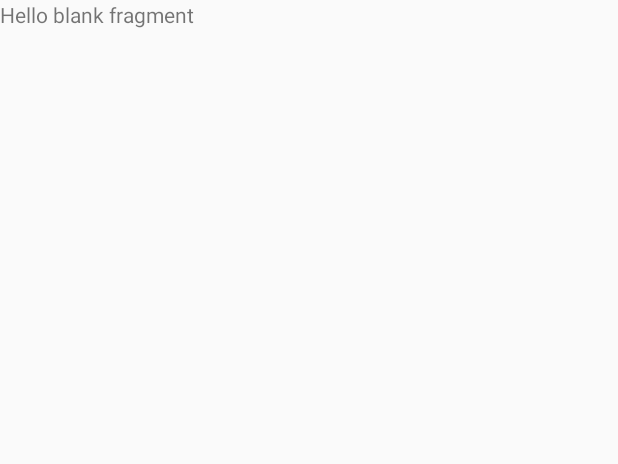
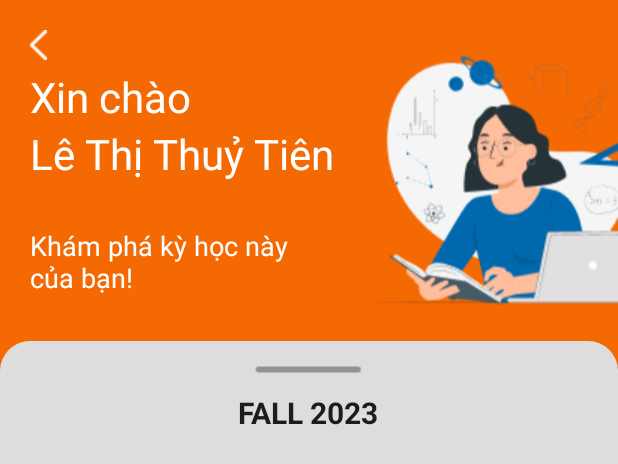
Before and after one commit to luvantrong/Fpoly, an Android app: the layout fragment_study.xml on its own in the app's theme, with its tools: preview values and no code run, on a phone screen of 412 x 824 dp. Shown: the top 464 px of the screen. Run offline under Robolectric (Android 15) with nearby library versions, the phone set to English and light mode, and no system bars.

Commit message:
Screen Study _v1

```diff
--- /dev/null
+++ b/app/src/main/res/drawable/background_study.xml
@@ -0,0 +1,20 @@
+<?xml version="1.0" encoding="utf-8"?>
+<layer-list xmlns:android="http://schemas.android.com/apk/res/android" >
+    <item>
+        <shape
+            android:shape="rectangle">
+<!--            <stroke android:width="1dp" android:color="#FF000000" />-->
+            <solid android:color="#FFDDDDDD" />
+            <corners android:topLeftRadius="20dp" android:topRightRadius="20dp"/>
+        </shape>
+    </item>
+
+<!--    <item android:top="1dp" android:bottom="1dp">-->
+<!--        <shape-->
+<!--            android:shape="rectangle">-->
+<!--            <stroke android:width="1dp" android:color="#FFDDDDDD" />-->
+<!--            <solid android:color="#00000000" />-->
+<!--        </shape>-->
+<!--    </item>-->
+
+</layer-list>
--- a/app/src/main/res/layout/fragment_study.xml
+++ b/app/src/main/res/layout/fragment_study.xml
@@ -5,10 +5,100 @@
     android:layout_height="match_parent"
     tools:context=".fragments.StudyFragment">
 
-    <!-- TODO: Update blank fragment layout -->
-    <TextView
+    <RelativeLayout
         android:layout_width="match_parent"
         android:layout_height="match_parent"
-        android:text="@string/hello_blank_fragment" />
+        android:background="@color/primary">
+
+        <ImageView
+            android:id="@+id/imgBack"
+            android:layout_width="wrap_content"
+            android:layout_height="wrap_content"
+            android:src="@drawable/icon_back_study"
+            android:layout_alignParentTop="true"
+            android:layout_marginStart="20dp"
+            android:layout_marginTop="20dp"/>
+
+        <ImageView
+            android:id="@+id/imgBackground"
+            android:layout_width="wrap_content"
+            android:layout_height="230dp"
+            android:src="@drawable/img_study_screen"
+            android:layout_alignParentRight="true"/>
+
+        <LinearLayout
+            android:id="@+id/lnInformation"
+            android:layout_width="wrap_content"
+            android:layout_height="wrap_content"
+            android:orientation="vertical"
+            android:layout_below="@+id/imgBack"
+            android:layout_marginStart="20dp"
+            android:layout_marginTop="5dp">
+
+            <TextView
+                android:id="@+id/txtHello"
+                android:layout_width="wrap_content"
+                android:layout_height="wrap_content"
+                android:text="Xin chào"
+                android:layout_below="@+id/imgBack"
+                android:textSize="28sp"
+                android:textColor="#FFFFFF"/>
+
+            <TextView
+                android:id="@+id/txtName"
+                android:layout_width="wrap_content"
+                android:layout_height="wrap_content"
+                android:text="Lê Thị Thuỷ Tiên"
+                android:layout_below="@+id/imgBack"
+                android:textSize="28sp"
+                android:textColor="#FFFFFF"/>
+
+            <TextView
+                android:id="@+id/txtContent"
+                android:layout_width="200dp"
+                android:layout_height="wrap_content"
+                android:text="Khám phá kỳ học này của bạn!"
+                android:layout_below="@+id/imgBack"
+                android:textSize="18sp"
+                android:layout_marginTop="30dp"
+                android:textColor="#FFFFFF"/>
+
+        </LinearLayout>
+
+        <RelativeLayout
+            android:id="@+id/rlContent"
+            android:layout_width="match_parent"
+            android:layout_height="match_parent"
+            android:layout_below="@+id/lnInformation"
+            android:layout_marginTop="30dp"
+            android:background="@drawable/background_study">
+
+            <ImageView
+                android:id="@+id/imgLine"
+                android:layout_width="wrap_content"
+                android:layout_height="wrap_content"
+                android:src="@drawable/line_home"
+                android:layout_centerHorizontal="true"/>
+
+            <TextView
+                android:id="@+id/txtSemester"
+                android:layout_width="wrap_content"
+                android:layout_height="wrap_content"
+                android:text="Fall 2023"
+                android:textColor="@color/text_bottom_tab"
+                android:textAllCaps="true"
+                android:layout_below="@+id/imgLine"
+                android:layout_centerHorizontal="true"
+                android:textStyle="bold"
+                android:textSize="20sp"/>
+
+
+
+        </RelativeLayout>
+
+
+
+
+    </RelativeLayout>
 
 </FrameLayout>
```
Also changed, not shown: app/src/main/java/tronglv/bd/fpolyapp/adapters/SubjectStudyAdapter.java (added, +65 -0 lines), app/src/main/java/tronglv/bd/fpolyapp/fragments/StudyFragment.java (+23 -33 lines), app/src/main/java/tronglv/bd/fpolyapp/models/SubjectStudy.java (added, +62 -0 lines), app/src/main/java/tronglv/bd/fpolyapp/viewHolders/SubjectStudyViewHolder.java (added, +43 -0 lines), app/src/main/res/drawable/background_item_subject_stydy.xml (added, +11 -0 lines), app/src/main/res/layout/item_subject_study.xml (added, +59 -0 lines), app/src/main/res/drawable/icon_back_study.png (added), app/src/main/res/drawable/img_study_screen.png (added), app/src/main/res/drawable/line_home.png (added).
